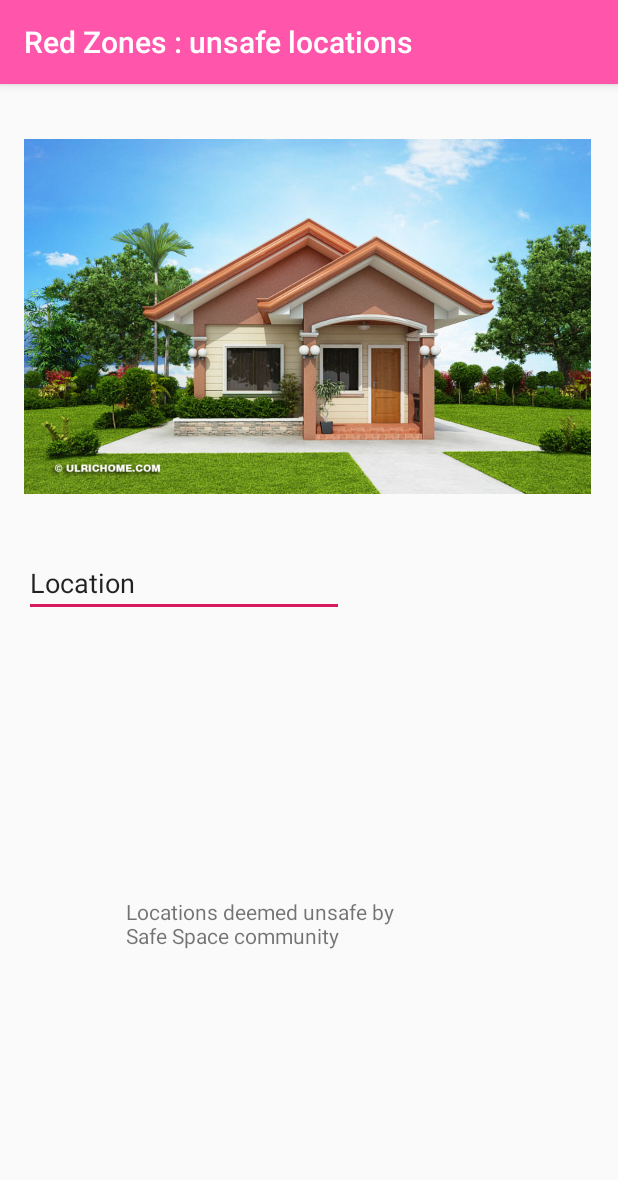
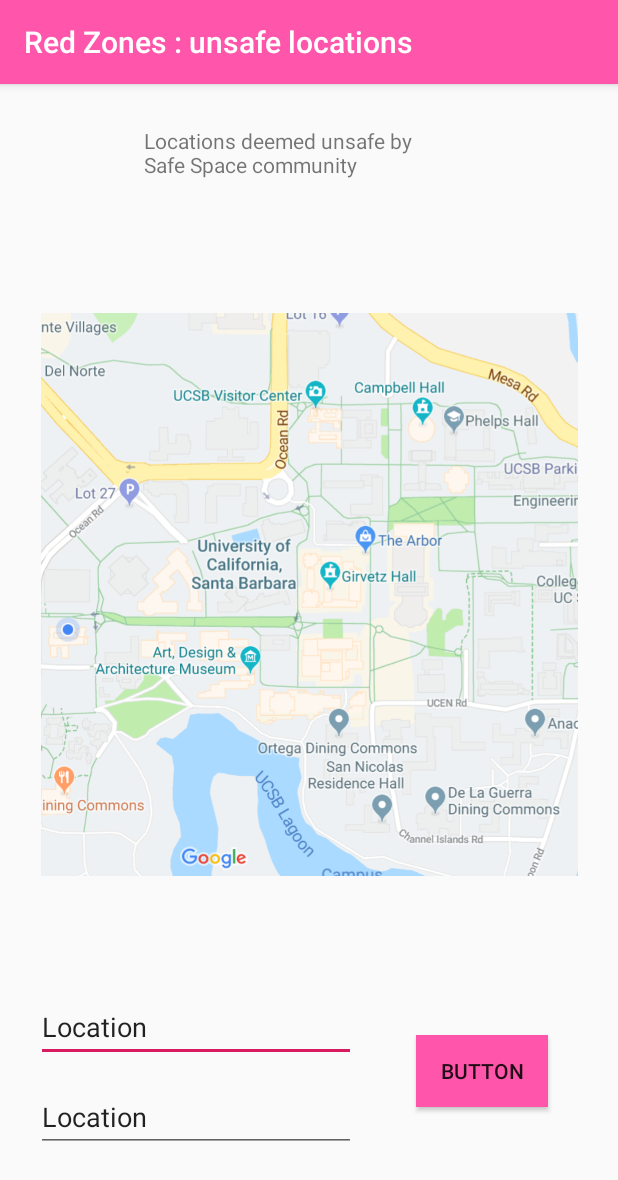
Before and after one commit to katelynzzz/womxnhacks, an Android app: the RedZones screen opened directly, with no data from a screen before it, on a phone screen of 412 x 824 dp. Shown: the top 1180 px of the screen. Run offline under Robolectric (Android 15) with nearby library versions, the phone set to English and light mode, and no system bars; 1 statement that could not run was skipped.

Commit message:
red zone done

```diff
--- a/app/src/main/res/layout/content_red_zones.xml
+++ b/app/src/main/res/layout/content_red_zones.xml
@@ -8,38 +8,71 @@
     tools:context=".RedZones"
     tools:showIn="@layout/activity_red_zones">
 
-    <ImageView
-        android:id="@+id/imageView3"
-        android:layout_width="378dp"
-        android:layout_height="310dp"
-        android:layout_marginStart="16dp"
-        android:layout_marginLeft="16dp"
-        app:layout_constraintStart_toStartOf="parent"
-        app:layout_constraintTop_toTopOf="parent"
-        app:srcCompat="@drawable/house1"
-    />
-
     <TextView
         android:id="@+id/textView3"
         android:layout_width="241dp"
         android:layout_height="76dp"
-        android:layout_marginStart="84dp"
-        android:layout_marginLeft="84dp"
-        android:layout_marginTop="232dp"
+        android:layout_marginStart="96dp"
+        android:layout_marginLeft="96dp"
+        android:layout_marginTop="28dp"
         android:text="Locations deemed unsafe by \nSafe Space community"
         app:layout_constraintStart_toStartOf="parent"
-        app:layout_constraintTop_toBottomOf="@+id/imageView3" />
+        app:layout_constraintTop_toTopOf="parent" />
 
     <EditText
         android:id="@+id/editText3"
         android:layout_width="wrap_content"
-        android:layout_height="wrap_content"
-        android:layout_marginStart="16dp"
-        android:layout_marginLeft="16dp"
+        android:layout_height="46dp"
+        android:layout_marginStart="24dp"
+        android:layout_marginLeft="24dp"
+        android:layout_marginBottom="116dp"
         android:ems="10"
-        android:hint="Location"
+        android:hint="City"
         android:inputType="textPersonName"
         android:text="Location"
+        app:layout_constraintBottom_toBottomOf="parent"
         app:layout_constraintStart_toStartOf="parent"
-        app:layout_constraintTop_toBottomOf="@+id/imageView3" />
+        tools:text="City" />
+
+    <EditText
+        android:id="@+id/editText4"
+        android:layout_width="wrap_content"
+        android:layout_height="46dp"
+        android:layout_marginStart="24dp"
+        android:layout_marginLeft="24dp"
+        android:layout_marginBottom="56dp"
+        android:ems="10"
+        android:hint="Country"
+        android:inputType="textPersonName"
+        android:text="Location"
+        app:layout_constraintBottom_toBottomOf="parent"
+        app:layout_constraintStart_toStartOf="parent"
+        tools:text="State/Country" />
+
+    <ImageView
+        android:id="@+id/imageView4"
+        android:layout_width="358dp"
+        android:layout_height="574dp"
+        android:layout_marginStart="8dp"
+        android:layout_marginLeft="8dp"
+        android:layout_marginEnd="8dp"
+        android:layout_marginRight="8dp"
+        app:layout_constraintBottom_toBottomOf="@+id/editText3"
+        app:layout_constraintEnd_toEndOf="parent"
+        app:layout_constraintStart_toStartOf="parent"
+        app:layout_constraintTop_toTopOf="@+id/textView3"
+        app:srcCompat="@drawable/redzone" />
+
+    <Button
+        android:id="@+id/button2"
+        android:layout_width="wrap_content"
+        android:layout_height="wrap_content"
+        android:layout_marginStart="40dp"
+        android:layout_marginLeft="40dp"
+        android:layout_marginBottom="86dp"
+        android:text="Button"
+        app:layout_constraintBottom_toBottomOf="parent"
+        app:layout_constraintStart_toEndOf="@+id/editText4"
+        tools:text="Search"
+        android:background="?attr/colorPrimary" />
 </android.support.constraint.ConstraintLayout>
```
